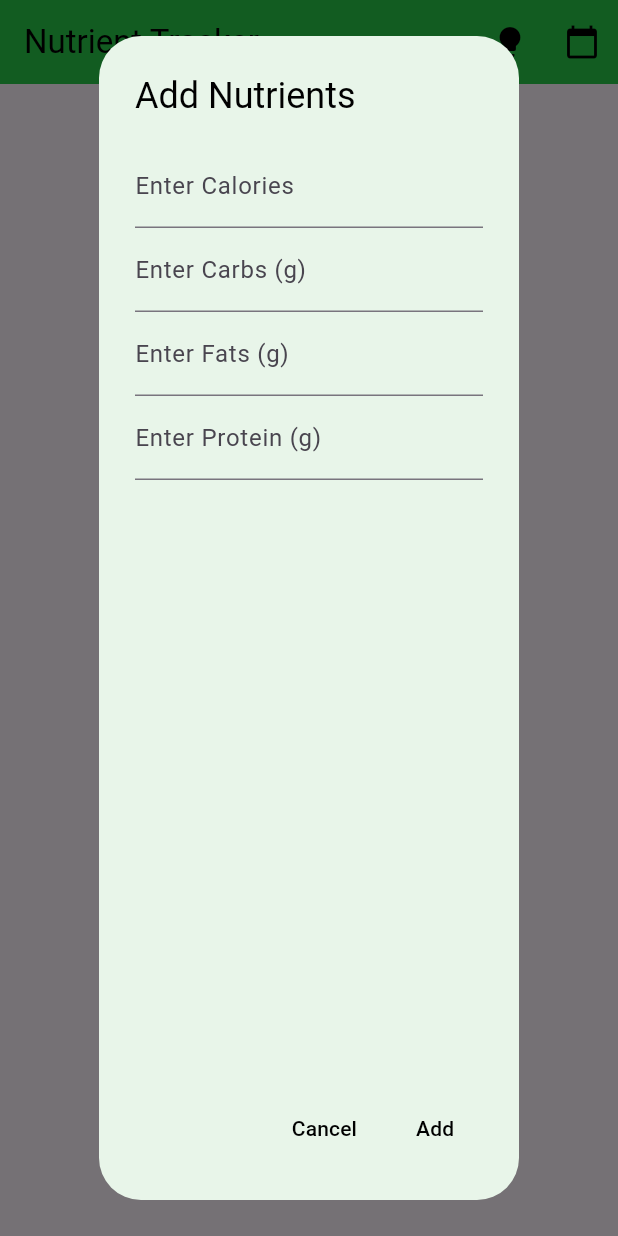
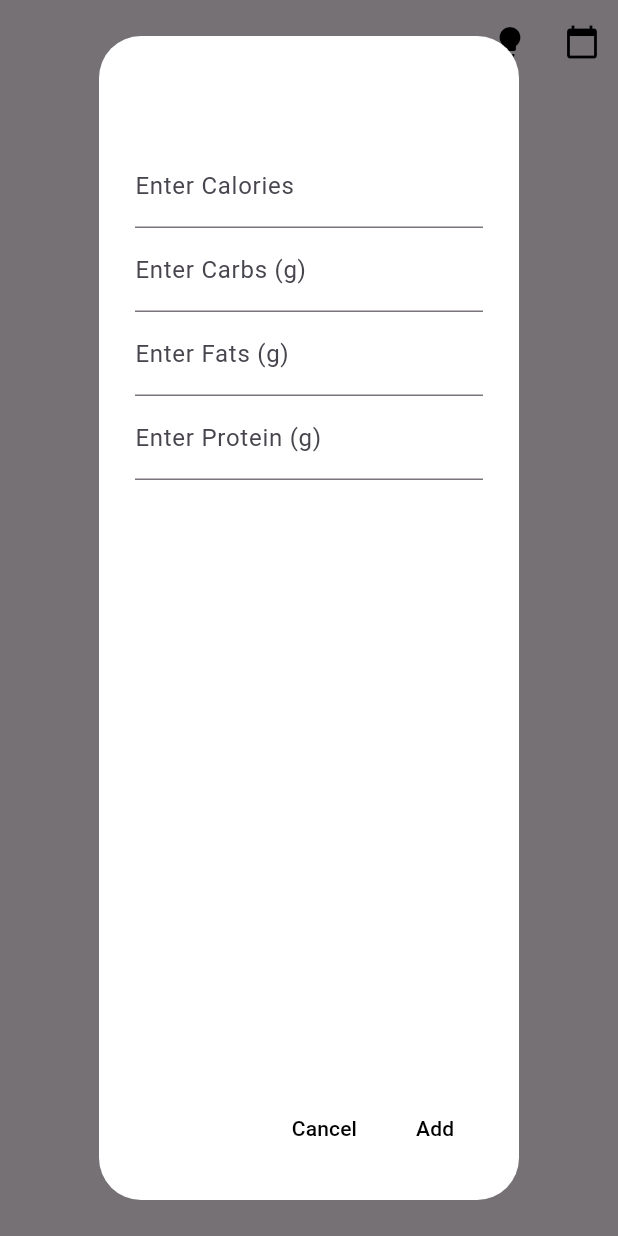
Before and after one commit to Luk139/nutrimate2, a Flutter app: the screen it shows after launch, after a tap on "Add Nutrients", on a phone screen of 412 x 824 dp. Run offline on Flutter 3.47's test engine with Material 3 defaults, Android fonts, the phone set to English and light mode, and no system bars; our stand-ins replace sqflite; accounts and stored records are empty.

```diff
--- a/lib/nutrient_tracker_app.dart
+++ b/lib/nutrient_tracker_app.dart
@@ -1,3 +1,4 @@
+
 import 'package:flutter/material.dart';
 import 'package:nutrimate/nutrient_tracker_home_page.dart';
 import 'database_helper.dart';
@@ -24,7 +25,7 @@ class _MyAppState extends State<MyApp> {
   @override
   void initState() {
     super.initState();
-    WidgetsBinding.instance.addPostFrameCallback((_) {
+    WidgetsBinding.instance!.addPostFrameCallback((_) {
       _currentThemeMode = _getThemeModeFromBrightness(
           MediaQuery.of(context).platformBrightness);
     });
@@ -44,12 +45,12 @@ class _MyAppState extends State<MyApp> {
 
   Color _getAppBarColor() {
     return _currentThemeMode == ThemeMode.dark
-        ? const Color(0xFF28C849)! // Dark mode color
-        : const Color(0xFF28C849); // Light mode color
+        ? Colors.transparent // Use black color for dark theme
+        : Colors.transparent; // Use transparent color for light theme
   }
 
   Color _getTextColor() {
-    return _currentThemeMode == ThemeMode.dark ? Colors.black : Colors.black;
+    return _currentThemeMode == ThemeMode.dark ? Colors.white : Colors.black;
   }
 
   @override
@@ -70,18 +71,18 @@ class _MyAppState extends State<MyApp> {
     return MaterialApp(
       theme: ThemeData(
         brightness: Brightness.light,
-        primaryColor:const Color(0xFF28C849),
+        primaryColor: Colors.green,
         // Add other theme properties as needed for the light theme
       ),
       darkTheme: ThemeData(
         brightness: Brightness.dark,
-        primaryColor:const Color(0xFF28C849)
+        primaryColor: Colors.green,
         // Add other theme properties as needed for the dark theme
       ),
       themeMode: _currentThemeMode,
       home: Scaffold(
         appBar: MyAppBar(
-          title: 'Nutrient Tracker',
+          title: '',
           textColor: _getTextColor(),
           backgroundColor: _getAppBarColor(),
           onToggleTheme: _toggleThemeMode,
--- a/lib/nutrient_tracker_home_page.dart
+++ b/lib/nutrient_tracker_home_page.dart
@@ -6,7 +6,7 @@ import 'database_helper.dart';
 class NutrientTrackerHomePage extends StatefulWidget {
   final DatabaseHelper databaseHelper;
 
-  const NutrientTrackerHomePage({super.key, required this.databaseHelper});
+  const NutrientTrackerHomePage({Key? key, required this.databaseHelper}) : super(key: key);
 
   @override
   State<NutrientTrackerHomePage> createState() => _NutrientTrackerHomePageState();
@@ -18,7 +18,6 @@ class _NutrientTrackerHomePageState extends State<NutrientTrackerHomePage> {
   int _totalFats = 0;
   int _totalProtein = 0;
   int _streakCount = 0;
-
 
   final TextEditingController _caloriesController = TextEditingController();
   final TextEditingController _carbsController = TextEditingController();
@@ -67,7 +66,6 @@ bool isYesterday(DateTime date1, DateTime? date2) {
     return isSameDay(yesterday, date2);
   }
 
-
   Future<void> _fetchNutrientsFromDatabase() async {
     try {
       final Map<String, int> nutrientValues = await widget.databaseHelper.fetchNutrients();
@@ -80,8 +78,8 @@ bool isYesterday(DateTime date1, DateTime? date2) {
     } catch (e) {
       print("Error fetching nutrients: $e");
     }
+  }
 
-}
   DateTime _lastNutrientAddedDate = DateTime.now(); // Initialize with current date
 
   DateTime _getLastNutrientAddedDate() {
@@ -91,6 +89,7 @@ DateTime _getLastNutrientAddedDate() {
   void _updateLastNutrientAddedDate(DateTime date) {
     _lastNutrientAddedDate = date;
   }
+
   Future<void> _increaseStreakCount() async {
     final DateTime lastNutrientAddedDate = _getLastNutrientAddedDate();
     final DateTime currentDate = DateTime.now();
@@ -135,8 +134,6 @@ void _addNutrientsToDatabase(int calories, int carbs, int fats, int protein) asy
     await _calculateStreak(); // Call _calculateStreak() after updating streak count
   }
 
-
-
   void _subtractNutrientsFromDatabase(int calories, int carbs, int fats, int protein) async {
     // Calculate calories if only grams are provided
     if (calories == 0) {
@@ -149,19 +146,17 @@ void _subtractNutrientsFromDatabase(int calories, int carbs, int fats, int prote
     });
   }
 
-
-
   Future<void> _showAddNutrientsDialog(BuildContext context) async {
     showDialog(
       context: context,
       builder: (BuildContext dialogContext) {
         return AlertDialog(
           backgroundColor: Theme.of(context).brightness == Brightness.light
-            ? Colors.green[50] // Light mode background color
-            : Colors.green[700] , // Dark mode background color
+              ? Colors.white // Light mode background color
+              : Colors.black, // Dark mode background color
           title: const Text(
             'Add Nutrients',
-          style: TextStyle(color: Colors.black), // Title text color
+            style: TextStyle(color: Color.fromARGB(255, 255, 255, 255)), // Title text color
           ),
           content: Column(
             children: [
@@ -217,7 +212,7 @@ Future<void> _showSubtractNutrientsDialog(BuildContext context) async {
         return AlertDialog(
           backgroundColor: Theme.of(context).brightness == Brightness.light
               ? Colors.green[50] // Light mode background color
-            : Colors.green[700] , // Dark mode background color
+              : Colors.green[700], // Dark mode background color
           title: const Text(
             'Subtract Nutrients',
             style: TextStyle(color: Colors.green), // Title text color
@@ -269,20 +264,17 @@ Future<void> _showSubtractNutrientsDialog(BuildContext context) async {
     );
   }
 
-
-
-
   Widget _buildNutrientWidget(String nutrientName, int nutrientCount) {
     return Column(
       children: <Widget>[
         const SizedBox(height: 16),
         Text(
           'Total $nutrientName:',
-          style: const TextStyle(fontSize: 18),
+          style: TextStyle(fontSize: 18, color: Color.fromARGB(255, 0, 0, 0)),
         ),
         Text(
           '$nutrientCount',
-          style: Theme.of(context).textTheme.headlineMedium,
+          style: Theme.of(context).textTheme.headline6,
         ),
       ],
     );
@@ -309,11 +301,9 @@ Future<void> _resetNutrientsInDatabase() async {
     }
   }
 
-
   @override
   Widget build(BuildContext context) {
     return Scaffold(
-
       body: Center(
         child: Column(
           mainAxisAlignment: MainAxisAlignment.center,
@@ -328,7 +318,7 @@ Widget build(BuildContext context) {
                 _resetNutrientsInDatabase();
               },
               style: ElevatedButton.styleFrom(
-              backgroundColor: const Color(0xFF28C849), // Light mode button color
+                backgroundColor: Colors.green, // Light mode button color
               ),
               child: const SizedBox(
                 width: 200, // Set a fixed width for the button
@@ -344,13 +334,13 @@ Widget build(BuildContext context) {
                 _showAddNutrientsDialog(context);
               },
               style: ElevatedButton.styleFrom(
-              backgroundColor:const Color(0xFF28C849), // Light mode button color
+                backgroundColor: Colors.green, // Light mode button color
               ),
               child: const SizedBox(
                 width: 200, // Set a fixed width for the button
                 child: Text(
                   'Add Nutrients',
-                style: TextStyle(color: Colors.black), // Text color
+                  style: TextStyle(color: Color.fromARGB(255, 0, 0, 0)), // Text color
                 ),
               ),
             ),
@@ -360,7 +350,7 @@ Widget build(BuildContext context) {
                 _showSubtractNutrientsDialog(context);
               },
               style: ElevatedButton.styleFrom(
-              backgroundColor: const Color(0xFF28C849), // Light mode button color
+                backgroundColor: Colors.green, // Light mode button color
               ),
               child: const SizedBox(
                 width: 200, // Set a fixed width for the button
@@ -377,13 +367,11 @@ Widget build(BuildContext context) {
             ),
             Text(
               '$_streakCount days',
-            style: Theme.of(context).textTheme.headlineMedium,
+              style: Theme.of(context).textTheme.headline6,
             ),
           ],
         ),
       ),
     );
   }
-
-
 }
```
Also changed, not shown: 1 other file. Lines whose indentation alone changed are shown as unchanged.
